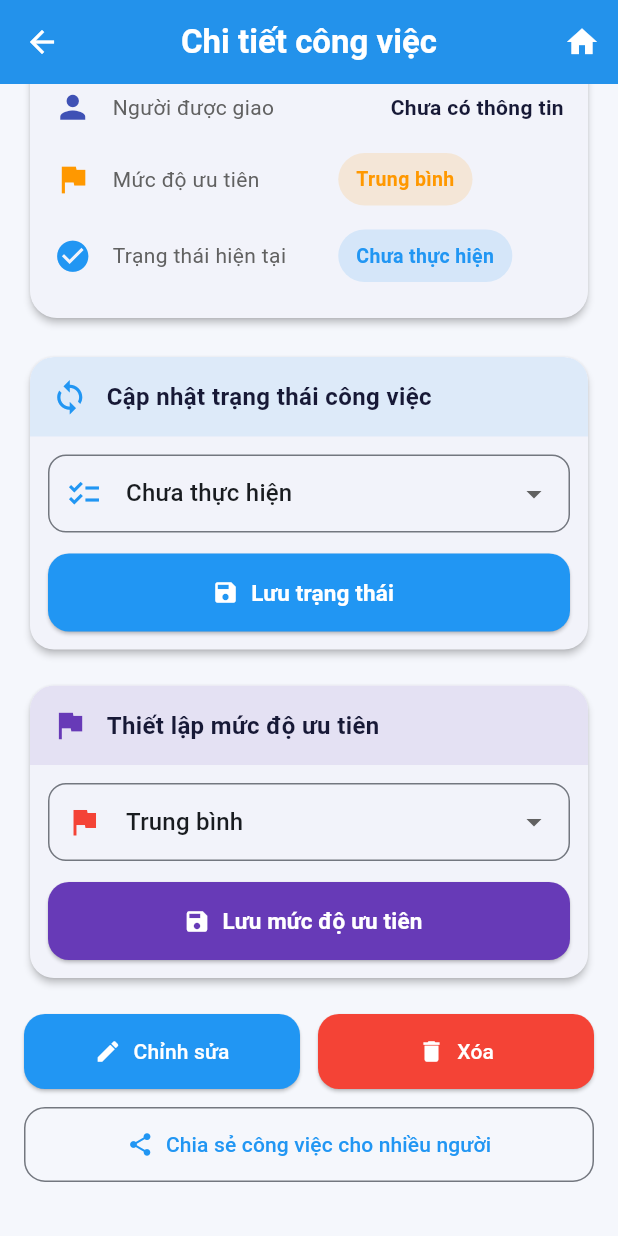
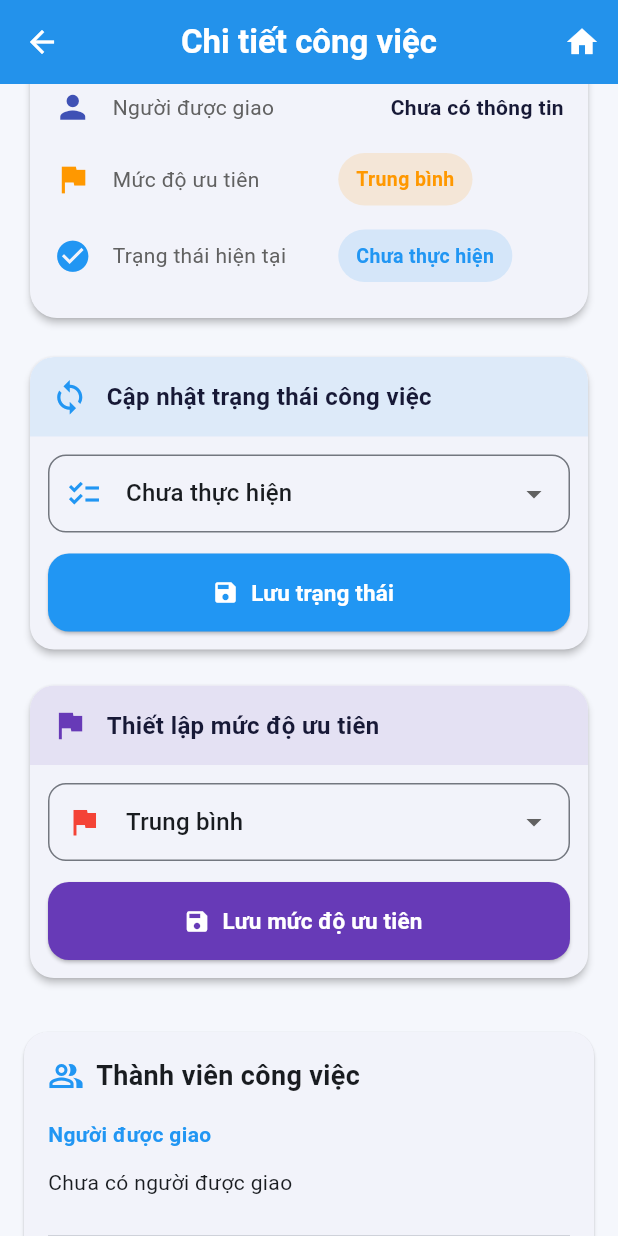
Before and after one commit to ptqnhukhmt2411051-alt/Case_Study_2_Task_Manager, a Flutter app: the TaskDetailScreen screen opened directly with empty values, scrolled down 351 dp, on a phone screen of 412 x 824 dp. Run offline on Flutter 3.47's test engine with Material 3 defaults, Android fonts, the phone set to English and light mode, and no system bars; our stand-ins replace shared_preferences; accounts and stored records are empty.

Commit message:
Hoan thanh chuc nang xem danh sach nguoi duoc giao va nguoi duoc chia se

```diff
--- a/lib/models/task_model.dart
+++ b/lib/models/task_model.dart
@@ -34,7 +34,7 @@ class Task {
   final String assignedToEmail;
   final List<TaskMember> assignedUsers;
   final List<String> acceptedBy;
-  final List<String> sharedWith;
+  final List<TaskMember> sharedWith;
   final String status;
   final String priority;
   final DateTime? startDate;
@@ -109,7 +109,7 @@ class Task {
           : '',
       assignedUsers: _getMembers(json['assignedUsers']),
       acceptedBy: _getIdList(json['acceptedBy']),
-      sharedWith: _getIdList(json['sharedWith']),
+      sharedWith: _getMembers(json['sharedWith']),
       status: json['status']?.toString() ?? 'todo',
       priority: json['priority']?.toString() ?? 'medium',
       startDate: _getDate(json['startDate']),
@@ -127,7 +127,7 @@ class Task {
       'assignedTo': assignedTo,
       'assignedUsers': assignedUsers.map((member) => member.id).toList(),
       'acceptedBy': acceptedBy,
-      'sharedWith': sharedWith,
+      'sharedWith': sharedWith.map((member) => member.id).toList(),
       'status': status,
       'priority': priority,
       'startDate': startDate?.toIso8601String(),
--- a/lib/screens/task_detail_screen.dart
+++ b/lib/screens/task_detail_screen.dart
@@ -168,6 +168,142 @@ class _TaskDetailScreenState extends State<TaskDetailScreen> {
       );
     }
   }
+  Widget _buildPeopleSection() {
+    final task = widget.task;
+
+    // Danh sách người được giao
+    final assignedMembers = <TaskMember>[];
+
+    // Thêm người phụ trách chính
+    if (task.assignedTo.isNotEmpty) {
+      assignedMembers.add(
+        TaskMember(
+          id: task.assignedTo,
+          name: task.assignedToName,
+          email: task.assignedToEmail,
+        ),
+      );
+    }
+
+    // Thêm những người được giao khác, tránh trùng ID
+    for (final member in task.assignedUsers) {
+      if (member.id.isNotEmpty &&
+          !assignedMembers.any((item) => item.id == member.id)) {
+        assignedMembers.add(member);
+      }
+    }
+
+    final sharedMembers = task.sharedWith;
+
+    Widget memberTile(
+        TaskMember member, {
+          required IconData icon,
+          required Color color,
+          String? subtitle,
+        }) {
+      final displayName = member.name.trim().isNotEmpty
+          ? member.name
+          : 'Người dùng';
+
+      return ListTile(
+        contentPadding: EdgeInsets.zero,
+        leading: CircleAvatar(
+          backgroundColor: color.withOpacity(0.12),
+          child: Icon(icon, color: color),
+        ),
+        title: Text(
+          displayName,
+          style: const TextStyle(fontWeight: FontWeight.w600),
+        ),
+        subtitle: Text(
+          subtitle ??
+              (member.email.isNotEmpty
+                  ? member.email
+                  : 'ID: ${member.id}'),
+        ),
+      );
+    }
+
+    return Card(
+      margin: const EdgeInsets.symmetric(vertical: 12),
+      shape: RoundedRectangleBorder(
+        borderRadius: BorderRadius.circular(16),
+      ),
+      child: Padding(
+        padding: const EdgeInsets.all(16),
+        child: Column(
+          crossAxisAlignment: CrossAxisAlignment.start,
+          children: [
+            const Row(
+              children: [
+                Icon(Icons.people_alt_outlined, color: Colors.blue),
+                SizedBox(width: 8),
+                Text(
+                  'Thành viên công việc',
+                  style: TextStyle(
+                    fontSize: 18,
+                    fontWeight: FontWeight.bold,
+                  ),
+                ),
+              ],
+            ),
+
+            const SizedBox(height: 16),
+
+            const Text(
+              'Người được giao',
+              style: TextStyle(
+                fontWeight: FontWeight.bold,
+                color: Colors.blue,
+              ),
+            ),
+
+            if (assignedMembers.isEmpty)
+              const Padding(
+                padding: EdgeInsets.symmetric(vertical: 12),
+                child: Text('Chưa có người được giao'),
+              )
+            else
+              ...assignedMembers.map(
+                    (member) => memberTile(
+                  member,
+                  icon: Icons.assignment_ind,
+                  color: Colors.blue,
+                  subtitle: member.id == task.assignedTo
+                      ? 'Người phụ trách chính'
+                      : null,
+                ),
+              ),
+
+            const Divider(height: 28),
+
+            const Text(
+              'Người được chia sẻ',
+              style: TextStyle(
+                fontWeight: FontWeight.bold,
+                color: Colors.deepPurple,
+              ),
+            ),
+
+            if (sharedMembers.isEmpty)
+              const Padding(
+                padding: EdgeInsets.symmetric(vertical: 12),
+                child: Text('Chưa chia sẻ công việc với ai'),
+              )
+            else
+              ...sharedMembers.map(
+                    (member) => memberTile(
+                  member,
+                  icon: Icons.share,
+                  color: Colors.deepPurple,
+                ),
+              ),
+          ],
+        ),
+      ),
+    );
+  }
+
 
   Future<void> _updateStatus() async {
     if (_selectedStatus == widget.task.status) {
@@ -824,6 +960,12 @@ class _TaskDetailScreenState extends State<TaskDetailScreen> {
 
             const SizedBox(height: 20),
 
+// Danh sách người được giao và người được chia sẻ
+            _buildPeopleSection(),
+
+            const SizedBox(height: 20),
+
+
 
             // Khu vực các nút chức năng
             Column(
```
